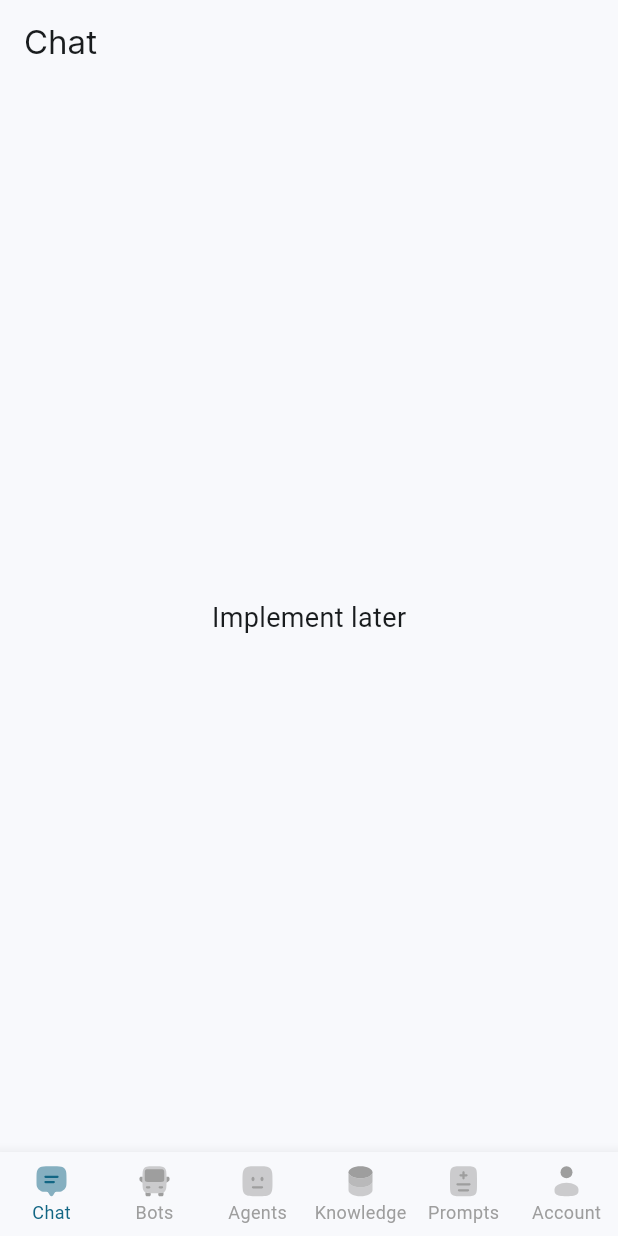
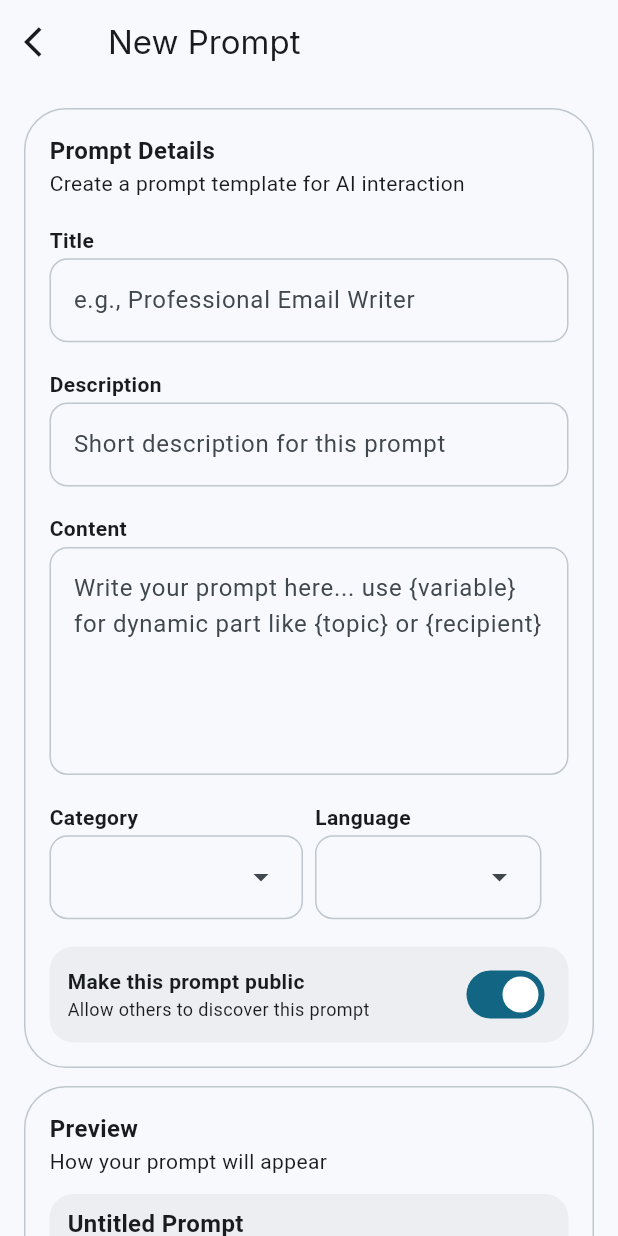
Before and after one commit to minhkhang1505/khtn-ai-final-project, a Flutter app: the screen it shows after launch, on a phone screen of 412 x 824 dp. Run offline on Flutter 3.47's test engine with Material 3 defaults, Android fonts, the phone set to English and light mode, and no system bars; our stand-ins replace flutter_otp_text_field, flutter_svg, google_fonts.

Commit message:
feat(prompts): implement Create New Prompt page with category selection and public/private toggle

```diff
--- a/lib/core/constants/categories.dart
+++ b/lib/core/constants/categories.dart
@@ -1,15 +1,43 @@
 import 'package:khtn_ai_final_project/domain/entities/category.dart';
 
 final List<Category> categories = [
-  Category(name: "Coding", iconPath: "assets/icons/ic_coding.svg"),
-  Category(name: "Career", iconPath: "assets/icons/ic_career.svg"),
-  Category(name: "Business", iconPath: "assets/icons/ic_business.svg"),
-  Category(name: "Education", iconPath: "assets/icons/ic_education.svg"),
-  Category(name: "Marketing", iconPath: "assets/icons/ic_marketing.svg"),
-  Category(name: "Writing", iconPath: "assets/icons/ic_writing.svg"),
-  Category(name: "Fun", iconPath: "assets/icons/ic_fun.svg"),
-  Category(name: "Chatbot", iconPath: "assets/icons/ic_bot.svg"),
-  Category(name: "Productivity", iconPath: "assets/icons/ic_productivity.svg"),
-  Category(name: "CEO", iconPath: "assets/icons/ic_ceo.svg"),
-  Category(name: "Other", iconPath: "assets/icons/ic_other.svg"),
+  Category(
+    id: "coding",
+    name: "Coding",
+    iconPath: "assets/icons/ic_coding.svg",
+  ),
+  Category(
+    id: "career",
+    name: "Career",
+    iconPath: "assets/icons/ic_career.svg",
+  ),
+  Category(
+    id: "business",
+    name: "Business",
+    iconPath: "assets/icons/ic_business.svg",
+  ),
+  Category(
+    id: "education",
+    name: "Education",
+    iconPath: "assets/icons/ic_education.svg",
+  ),
+  Category(
+    id: "marketing",
+    name: "Marketing",
+    iconPath: "assets/icons/ic_marketing.svg",
+  ),
+  Category(
+    id: "writing",
+    name: "Writing",
+    iconPath: "assets/icons/ic_writing.svg",
+  ),
+  Category(id: "fun", name: "Fun", iconPath: "assets/icons/ic_fun.svg"),
+  Category(id: "chatbot", name: "Chatbot", iconPath: "assets/icons/ic_bot.svg"),
+  Category(
+    id: "productivity",
+    name: "Productivity",
+    iconPath: "assets/icons/ic_productivity.svg",
+  ),
+  Category(id: "ceo", name: "CEO", iconPath: "assets/icons/ic_ceo.svg"),
+  Category(id: "other", name: "Other", iconPath: "assets/icons/ic_other.svg"),
 ];
--- a/lib/domain/entities/category.dart
+++ b/lib/domain/entities/category.dart
@@ -1,6 +1,7 @@
 class Category {
+  final String id;
   final String name;
   final String iconPath;
 
-  Category({required this.name, required this.iconPath});
+  Category({required this.id, required this.name, required this.iconPath});
 }
--- /dev/null
+++ b/lib/presentation/common/widgets/custom_back_button.dart
@@ -0,0 +1,40 @@
+import 'package:flutter/material.dart';
+import 'package:khtn_ai_final_project/theme/app_radius.dart';
+
+class CustomBackButton extends StatelessWidget {
+  final VoidCallback? onPressed;
+  final EdgeInsetsGeometry? margin;
+  final IconData icon;
+  final double size;
+  final Color? backgroundColor;
+  final Color? iconColor;
+
+  const CustomBackButton({
+    this.margin = const EdgeInsets.all(0.0),
+    super.key,
+    this.onPressed,
+    this.icon = Icons.chevron_left,
+    this.size = 30,
+    this.backgroundColor,
+    this.iconColor,
+  });
+
+  @override
+  Widget build(BuildContext context) {
+    final colorScheme = Theme.of(context).colorScheme;
+
+    return GestureDetector(
+      onTap: onPressed ?? () => Navigator.of(context).pop(),
+      child: Container(
+        margin: margin,
+        padding: const EdgeInsets.all(8),
+        decoration: BoxDecoration(
+          borderRadius: AppBorderRadius.extraExtraLarge,
+          color: backgroundColor ?? colorScheme.primary.withValues(alpha: 0.2),
+        ),
+        alignment: Alignment.center,
+        child: Icon(icon, size: size, color: iconColor ?? colorScheme.primary),
+      ),
+    );
+  }
+}
--- a/lib/presentation/routes/app_routes.dart
+++ b/lib/presentation/routes/app_routes.dart
@@ -30,6 +30,9 @@ class AppRoutes {
   // Feature routes (example - can be extended)
   static const String details = '/details';
 
+  /// Create New Prompt
+  static const String createNewPrompt = '/prompts/new';
+
   /// Get all route names as a list
   /// Useful for debugging or logging
   static List<String> get allRoutes => [
@@ -43,5 +46,6 @@ class AppRoutes {
     editProfile,
     settings,
     details,
+    createNewPrompt,
   ];
 }
--- a/lib/presentation/routes/route_generator.dart
+++ b/lib/presentation/routes/route_generator.dart
@@ -3,6 +3,7 @@ import 'package:khtn_ai_final_project/presentation/routes/app_routes.dart';
 import 'package:khtn_ai_final_project/presentation/views/auth/login/forgot_password/forgot_password.dart';
 import 'package:khtn_ai_final_project/presentation/views/auth/login/reset_password/reset_password.dart';
 import 'package:khtn_ai_final_project/presentation/views/auth/register/verifiaction_email/verification_email.dart';
+import 'package:khtn_ai_final_project/presentation/views/prompts/newprompt/create_new_prompt.dart';
 import 'package:khtn_ai_final_project/presentation/views/splash/splash_page.dart';
 import 'package:khtn_ai_final_project/presentation/views/home/home_page.dart';
 import 'package:khtn_ai_final_project/presentation/views/main/main_page.dart';
@@ -110,6 +111,12 @@ class RouteGenerator {
         return _buildRoute(
           settings: settings,
           builder: (_) => _buildPlaceholderPage(title: 'Settings'),
+        );
+
+      case AppRoutes.createNewPrompt:
+        return _buildRoute(
+          settings: settings,
+          builder: (_) => CreateNewPromptPage(),
         );
 
       default:
--- a/lib/presentation/views/auth/widgets/auth_back_button.dart
+++ b/lib/presentation/views/auth/widgets/auth_back_button.dart
@@ -1,26 +1,15 @@
 import 'package:flutter/material.dart';
-import 'package:khtn_ai_final_project/theme/app_radius.dart';
+import 'package:khtn_ai_final_project/presentation/common/widgets/custom_back_button.dart';
 
+/// Auth-specific back button
+/// This is a convenience wrapper around CustomBackButton for auth screens
 class AuthBackButton extends StatelessWidget {
-  final VoidCallback onPressed;
+  final VoidCallback? onPressed;
 
-  const AuthBackButton({super.key, required this.onPressed});
+  const AuthBackButton({super.key, this.onPressed});
 
   @override
   Widget build(BuildContext context) {
-    final colorScheme = Theme.of(context).colorScheme;
-
-    return GestureDetector(
-      onTap: onPressed,
-      child: Container(
-        padding: const EdgeInsets.all(8),
-        decoration: BoxDecoration(
-          borderRadius: AppBorderRadius.extraExtraLarge,
-          color: colorScheme.primary.withValues(alpha: 0.2),
-        ),
-        alignment: Alignment.center,
-        child: Icon(Icons.chevron_left, size: 30, color: colorScheme.primary),
-      ),
-    );
+    return CustomBackButton(onPressed: onPressed);
   }
 }
--- /dev/null
+++ b/lib/presentation/views/prompts/newprompt/create_new_prompt.dart
@@ -0,0 +1,333 @@
+import 'package:flutter/material.dart';
+import 'package:flutter_svg/svg.dart';
+import 'package:khtn_ai_final_project/theme/app_radius.dart';
+import 'package:khtn_ai_final_project/core/constants/categories.dart';
+
+class CreateNewPromptPage extends StatelessWidget {
+  const CreateNewPromptPage({super.key});
+
+  @override
+  Widget build(BuildContext context) {
+    final colorScheme = Theme.of(context).colorScheme;
+    return Scaffold(
+      appBar: AppBar(
+        leading: IconButton(onPressed: () {}, icon: Icon(Icons.arrow_back_ios)),
+        title: Text("New Prompt"),
+      ),
+      body: SingleChildScrollView(
+        child: SafeArea(
+          child: Padding(
+            padding: const EdgeInsets.all(16.0),
+            child: Column(
+              children: [
+                //prompt details
+                Container(
+                  height: 640,
+                  padding: const EdgeInsets.all(16),
+                  decoration: BoxDecoration(
+                    borderRadius: AppBorderRadius.extraLarge,
+                    border: Border.all(
+                      color: Theme.of(context).colorScheme.outlineVariant,
+                    ),
+                  ),
+                  child: Column(
+                    crossAxisAlignment: CrossAxisAlignment.stretch,
+                    mainAxisAlignment: MainAxisAlignment.spaceBetween,
+                    children: [
+                      Column(
+                        crossAxisAlignment: CrossAxisAlignment.start,
+                        children: [
+                          Text(
+                            "Prompt Details",
+                            style: TextStyle(
+                              fontWeight: FontWeight.bold,
+                              fontSize: 16,
+                            ),
+                          ),
+                          Text(
+                            "Create a prompt template for AI interaction",
+                            style: TextStyle(fontSize: 14),
+                          ),
+                        ],
+                      ),
+                      // Input fields for title
+                      Column(
+                        crossAxisAlignment: CrossAxisAlignment.start,
+                        children: [
+                          Text(
+                            "Title",
+                            style: TextStyle(fontWeight: FontWeight.bold),
+                          ),
+                          SizedBox(height: 2),
+                          TextField(
+                            decoration: InputDecoration(
+                              border: OutlineInputBorder(
+                                borderRadius: AppBorderRadius.medium,
+                                borderSide: BorderSide(
+                                  color: colorScheme.outlineVariant,
+                                ),
+                              ),
+                              enabledBorder: OutlineInputBorder(
+                                borderRadius: AppBorderRadius.medium,
+                                borderSide: BorderSide(
+                                  color: colorScheme.outlineVariant,
+                                ),
+                              ),
+                              hintText: "e.g., Professional Email Writer",
+                            ),
+                          ),
+                        ],
+                      ),
+                      // short description
+                      Column(
+                        crossAxisAlignment: CrossAxisAlignment.start,
+                        children: [
+                          Text(
+                            "Description",
+                            style: TextStyle(fontWeight: FontWeight.bold),
+                          ),
+                          SizedBox(height: 2),
+                          TextField(
+                            decoration: InputDecoration(
+                              border: OutlineInputBorder(
+                                borderRadius: AppBorderRadius.medium,
+                                borderSide: BorderSide(
+                                  color: colorScheme.outlineVariant,
+                                ),
+                              ),
+                              enabledBorder: OutlineInputBorder(
+                                borderRadius: AppBorderRadius.medium,
+                                borderSide: BorderSide(
+                                  color: colorScheme.outlineVariant,
+                                ),
+                              ),
+                              hintText: "Short description for this prompt",
+                            ),
+                          ),
+                        ],
+                      ),
+                      // Input fields for content
+                      Column(
+                        crossAxisAlignment: CrossAxisAlignment.start,
+                        children: [
+                          Text(
+                            "Content",
+                            style: TextStyle(fontWeight: FontWeight.bold),
+                          ),
+                          SizedBox(height: 2),
+                          TextField(
+                            maxLines: 5,
+                            decoration: InputDecoration(
+                              border: OutlineInputBorder(
+                                borderRadius: AppBorderRadius.medium,
+                                borderSide: BorderSide(
+                                  color: colorScheme.outlineVariant,
+                                ),
+                              ),
+                              enabledBorder: OutlineInputBorder(
+                                borderRadius: AppBorderRadius.medium,
+                                borderSide: BorderSide(
+                                  color: colorScheme.outlineVariant,
+                                ),
+                              ),
+                              hintText:
+                                  "Write your prompt here... use {variable} for dynamic part like {topic} or {recipient}",
+                            ),
+                          ),
+                        ],
+                      ),
+                      Row(
+                        children: [
+                          //selecte category
+                          Expanded(
+                            flex: 1,
+                            child: Column(
+                              crossAxisAlignment: CrossAxisAlignment.start,
+                              children: [
+                                Text(
+                                  "Category",
+                                  style: TextStyle(fontWeight: FontWeight.bold),
+                                ),
+                                SizedBox(height: 2),
+                                DropdownMenu(
+                                  inputDecorationTheme: InputDecorationTheme(
+                                    border: OutlineInputBorder(
+                                      borderRadius: AppBorderRadius.medium,
+                                      borderSide: BorderSide(
+                                        color: colorScheme.outlineVariant,
+                                      ),
+                                    ),
+                                    enabledBorder: OutlineInputBorder(
+                                      borderRadius: AppBorderRadius.medium,
+                                      borderSide: BorderSide(
+                                        color: colorScheme.outlineVariant,
+                                      ),
+                                    ),
+                                  ),
+                                  dropdownMenuEntries: [
+                                    for (final category in categories)
+                                      DropdownMenuEntry(
+                                        value: category.id,
+                                        label: category.name,
+                                      ),
+                                  ],
+                                ),
+                              ],
+                            ),
+                          ),
+                          SizedBox(width: 8),
+                          // select language
+                          Expanded(
+                            flex: 1,
+                            child: Column(
+                              crossAxisAlignment: CrossAxisAlignment.start,
+                              children: [
+                                Text(
+                                  "Language",
+                                  style: TextStyle(fontWeight: FontWeight.bold),
+                                ),
+                                SizedBox(height: 2),
+                                DropdownMenu(
+                                  hintText: "",
+                                  inputDecorationTheme: InputDecorationTheme(
+                                    border: OutlineInputBorder(
+                                      borderRadius: AppBorderRadius.medium,
+                                      borderSide: BorderSide(
+                                        color: colorScheme.outlineVariant,
+                                      ),
+                                    ),
+                                    enabledBorder: OutlineInputBorder(
+                                      borderRadius: AppBorderRadius.medium,
+                                      borderSide: BorderSide(
+                                        color: colorScheme.outlineVariant,
+                                      ),
+                                    ),
+                                  ),
+                                  dropdownMenuEntries: [
+                                    const DropdownMenuEntry(
+                                      value: "en",
+                                      label: "English",
+                                    ),
+                                    const DropdownMenuEntry(
+                                      value: "es",
+                                      label: "Spanish",
+                                    ),
+                                  ],
+                                ),
+                              ],
+                            ),
+                          ),
+                        ],
+                      ),
+                      // switch for public/private
+                      Container(
+                        padding: const EdgeInsets.symmetric(
+                          horizontal: 12,
+                          vertical: 8,
+                        ),
+                        decoration: BoxDecoration(
+                          color: colorScheme.surfaceContainer,
+                          borderRadius: AppBorderRadius.large,
+                        ),
+                        child: Row(
+                          mainAxisAlignment: MainAxisAlignment.spaceBetween,
+                          children: [
+                            Column(
+                              crossAxisAlignment: CrossAxisAlignment.start,
+                              children: [
+                                Text(
+                                  "Make this prompt public",
+                                  style: TextStyle(
+                                    fontWeight: FontWeight.bold,
+                                    fontSize: 14,
+                                  ),
+                                ),
+                                Text(
+                                  "Allow others to discover this prompt",
+                                  style: TextStyle(fontSize: 12),
+                                ),
+                              ],
+                            ),
+                            Switch(value: true, onChanged: (value) {}),
+                          ],
+                        ),
+                      ),
+                    ],
+                  ),
+                ),
+
+                SizedBox(height: 12),
+                //preview section
+                Container(
+                  decoration: BoxDecoration(
+                    border: Border.all(
+                      color: Theme.of(context).colorScheme.outlineVariant,
+                    ),
+                    borderRadius: AppBorderRadius.extraLarge,
+                  ),
+                  padding: const EdgeInsets.all(16),
+                  child: Column(
+                    mainAxisAlignment: MainAxisAlignment.spaceBetween,
+                    crossAxisAlignment: CrossAxisAlignment.stretch,
+                    children: [
+                      Column(
+                        crossAxisAlignment: CrossAxisAlignment.start,
+                        children: [
+                          Text(
+                            "Preview",
+                            style: TextStyle(
+                              fontWeight: FontWeight.bold,
+                              fontSize: 16,
+                            ),
+                          ),
+                          Text(
+                            "How your prompt will appear",
+                            style: TextStyle(fontSize: 14),
+                          ),
+                        ],
+                      ),
+                      SizedBox(height: 12),
+                      Container(
+                        padding: const EdgeInsets.symmetric(
+                          horizontal: 12,
+                          vertical: 8,
+                        ),
+                        decoration: BoxDecoration(
+                          color: colorScheme.surfaceContainer,
+                          borderRadius: AppBorderRadius.large,
+                        ),
+                        child: Row(
+                          mainAxisAlignment: MainAxisAlignment.spaceBetween,
+                          children: [
+                            Expanded(
+                              child: Column(
+                                crossAxisAlignment: CrossAxisAlignment.start,
+                                children: [
+                                  Text(
+                                    "Untitled Prompt",
+                                    style: TextStyle(
+                                      fontWeight: FontWeight.bold,
+                                      fontSize: 16,
+                                    ),
+                                  ),
+                                  Text(
+                                    "Your prompt content will appear here...",
+                                    style: TextStyle(fontSize: 14),
+                                  ),
+                                ],
+                              ),
+                            ),
+                          ],
+                        ),
+                      ),
+                    ],
+                  ),
+                ),
+              ],
+            ),
+          ),
+        ),
+      ),
+    );
+  }
+}
--- a/lib/presentation/views/splash/splash_page.dart
+++ b/lib/presentation/views/splash/splash_page.dart
@@ -54,7 +54,7 @@ class _SplashPageState extends State<SplashPage>
 
     // Navigate to main page with bottom navigation and remove splash from stack
     if (mounted) {
-      NavigationService.replaceWith(AppRoutes.main);
+      NavigationService.replaceWith(AppRoutes.createNewPrompt);
     }
   }
 
```
Also changed, not shown: assets/icons/ic_back.svg (added), assets/icons/ic_next.svg (added).
